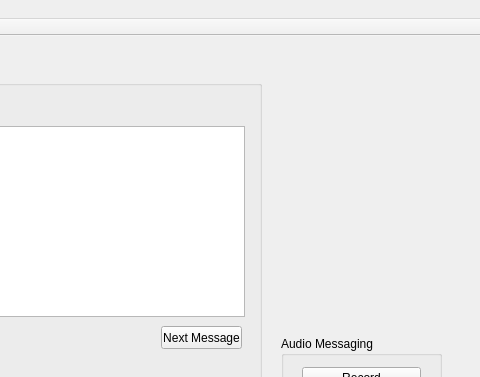
Old version of the form mainwindow.ui in the repository JosiahSnarr/ESEIntercom; both pictures show x 279 to 759 and y 0 to 377 of the 759 by 526 pixel window.
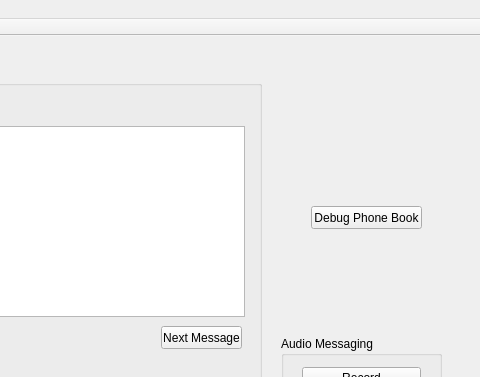
New version of the form. Icons and pictures are not drawn.

Diff of the .ui file:
```diff
--- a/mainwindow.ui
+++ b/mainwindow.ui
@@ -167,6 +167,19 @@
      </property>
     </widget>
    </widget>
+   <widget class="QPushButton" name="bnPhoneBook">
+    <property name="geometry">
+     <rect>
+      <x>590</x>
+      <y>170</y>
+      <width>111</width>
+      <height>23</height>
+     </rect>
+    </property>
+    <property name="text">
+     <string>Debug Phone Book</string>
+    </property>
+   </widget>
   </widget>
   <widget class="QMenuBar" name="menuBar">
    <property name="geometry">
```
